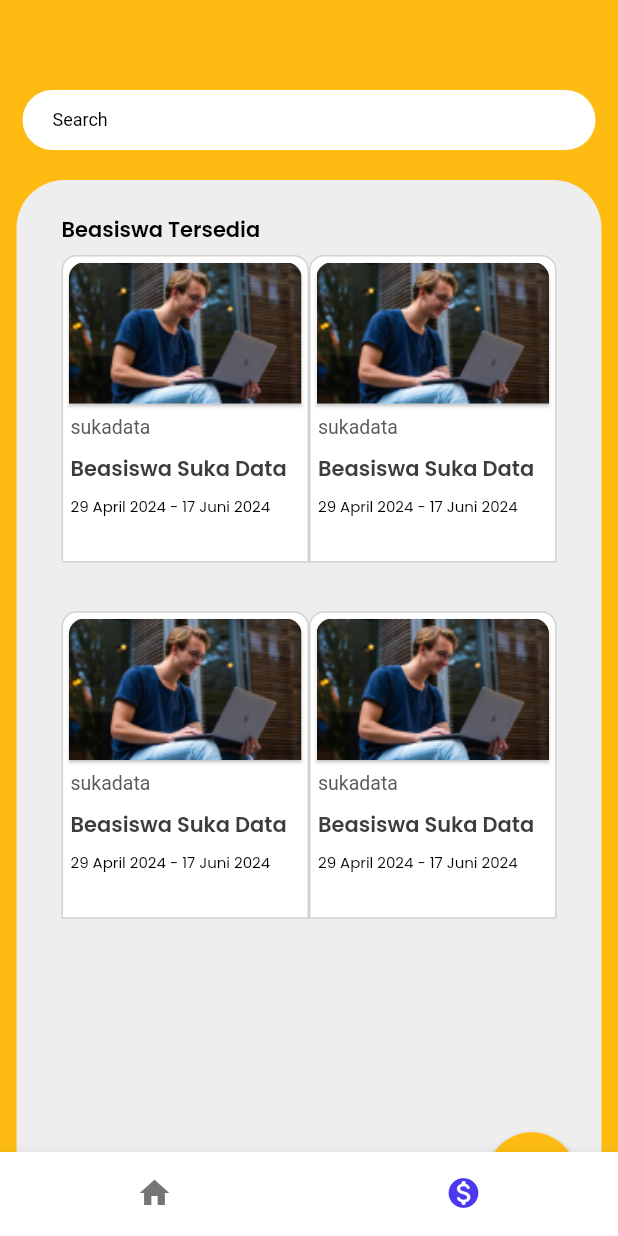
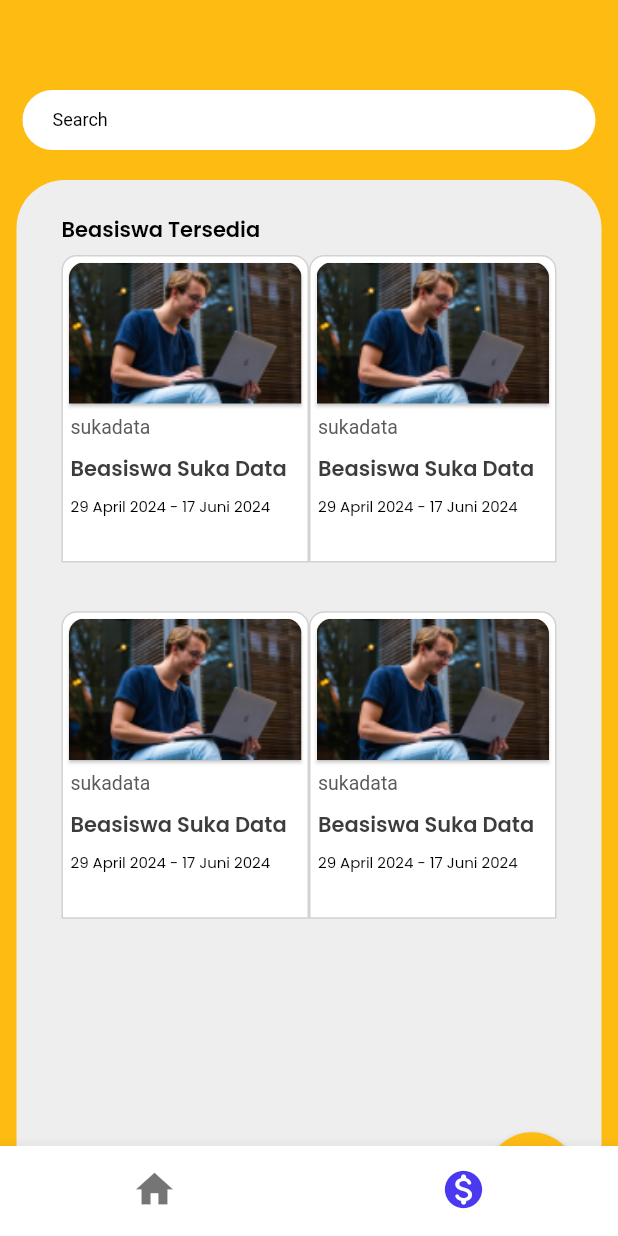
Before and after one commit to ngodeing/mimpi-kita-flutter, a Flutter app: the NavBarPage screen opened by its route, item 2 of the bottom bar chosen, on a phone screen of 412 x 824 dp. Run offline on Flutter 3.47's test engine with Material 3 defaults, Android fonts, the phone set to English and light mode, and no system bars; our stand-ins replace auto_size_text, dropdown_button2, file_picker, font_awesome_flutter, from_css_color, go_router and 7 more; missing offline and left inert: json_path, mime_type; accounts and stored records are empty; Roboto replaces fonts that are missing (Readex Pro).

Commit message:
edit icon

```diff
--- a/lib/main.dart
+++ b/lib/main.dart
@@ -1,4 +1,5 @@
 import 'package:flutter/material.dart';
+import 'package:web_socket_channel/web_socket_channel.dart';
 
 import 'package:flutter_localizations/flutter_localizations.dart';
 import 'package:flutter_web_plugins/url_strategy.dart';
@@ -124,11 +125,11 @@ class _NavBarPageState extends State<NavBarPage> {
           BottomNavigationBarItem(
             icon: Icon(
               Icons.home,
-              size: 24.0,
+              size: 30.0,
             ),
             activeIcon: Icon(
               Icons.home,
-              size: 24.0,
+              size: 30.0,
             ),
             label: 'Home',
             tooltip: '',
@@ -136,11 +137,11 @@ class _NavBarPageState extends State<NavBarPage> {
           BottomNavigationBarItem(
             icon: Icon(
               Icons.monetization_on_outlined,
-              size: 24.0,
+              size: 30.0,
             ),
             activeIcon: Icon(
               Icons.monetization_on_rounded,
-              size: 24.0,
+              size: 30.0,
             ),
             label: 'Home',
             tooltip: '',
```
